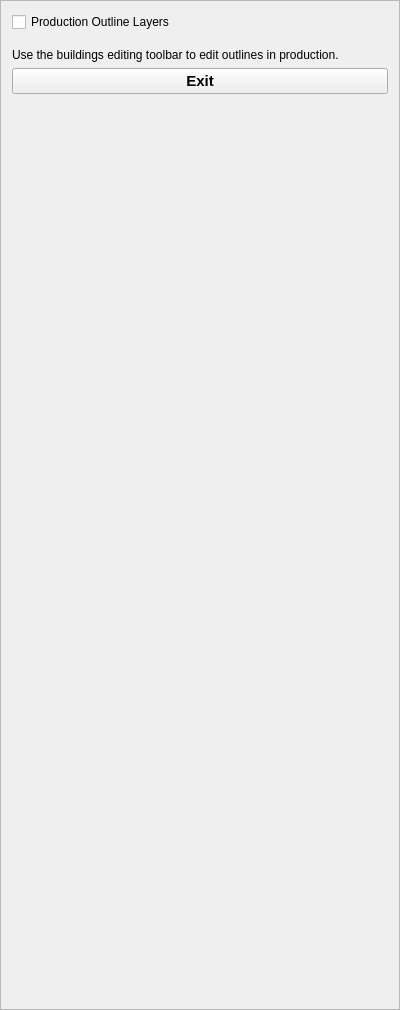
linz/nz-buildings, file buildings/gui/production_edits.ui: the form before one commit.
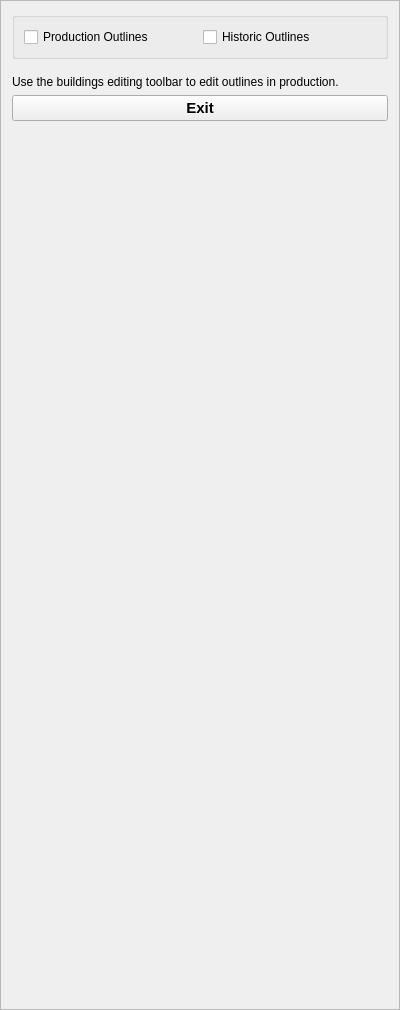
The form after the commit.

Patch:
```diff
--- a/buildings/gui/production_edits.ui
+++ b/buildings/gui/production_edits.ui
@@ -33,13 +33,29 @@
   </property>
   <layout class="QVBoxLayout" name="verticalLayout">
    <item>
+    <widget class="QGroupBox" name="gb_cb">
+     <property name="title">
+      <string/>
+     </property>
+     <layout class="QHBoxLayout" name="horizontalLayout">
+      <item>
     <widget class="QCheckBox" name="cb_production">
      <property name="toolTip">
       <string>&lt;html&gt;&lt;head/&gt;&lt;body&gt;&lt;p&gt;Turn on/off production layers&lt;/p&gt;&lt;/body&gt;&lt;/html&gt;</string>
      </property>
      <property name="text">
-      <string>Production Outline Layers</string>
-     </property>
+         <string>Production Outlines</string>
+        </property>
+       </widget>
+      </item>
+      <item>
+       <widget class="QCheckBox" name="cb_historic">
+        <property name="text">
+         <string>Historic Outlines</string>
+        </property>
+       </widget>
+      </item>
+     </layout>
     </widget>
    </item>
    <item>
```
Lines whose indentation alone changed are shown as unchanged.
